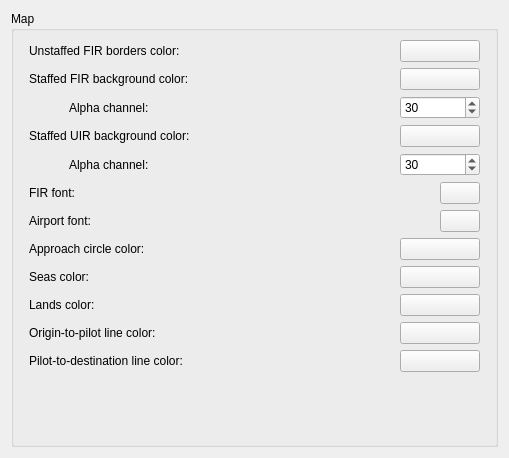
Before: the Qt Designer form source/ui/pages/mappage.ui in Vatsinator/vatsinator-legacy, drawn with Qt 5.
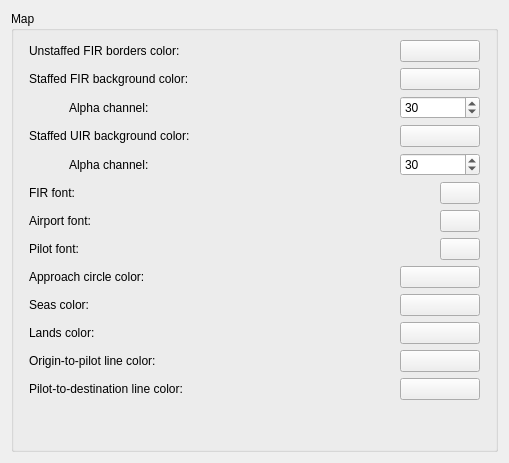
After: the same form once the commit is applied. Custom widgets are drawn as their Qt base class.

Commit message: Drawing pilot labels

```diff
--- a/source/ui/pages/mappage.ui
+++ b/source/ui/pages/mappage.ui
@@ -274,6 +274,24 @@
           </item>
          </layout>
         </item>
+        <item>
+         <layout class="QHBoxLayout" name="horizontalLayout_14" stretch="2,0">
+          <item>
+           <widget class="QLabel" name="label_3">
+            <property name="text">
+             <string>Pilot font:</string>
+            </property>
+           </widget>
+          </item>
+          <item>
+           <widget class="QPushButton" name="PilotFontSelectionButton">
+            <property name="text">
+             <string notr="true"/>
+            </property>
+           </widget>
+          </item>
+         </layout>
+        </item>
         <item>
          <layout class="QHBoxLayout" name="horizontalLayout_9">
           <item>
```
The commit also changes 8 other files.
